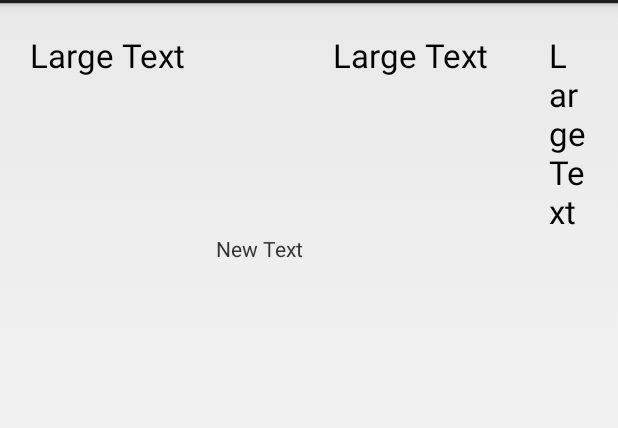
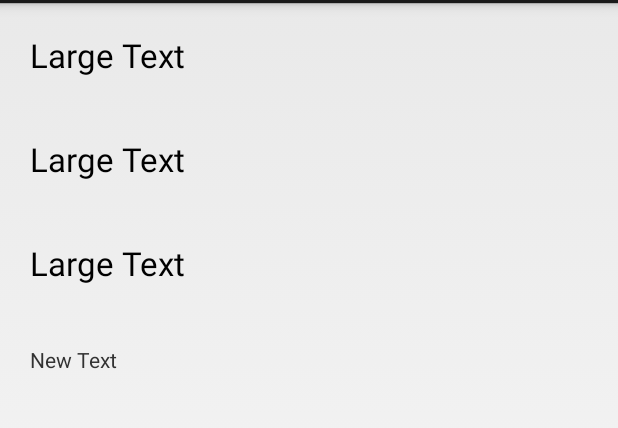
Before and after one commit to mitchtz/3308MoodleCalender, an Android app: the layout event_item.xml on its own in the app's theme, with its tools: preview values and no code run, on a phone screen of 412 x 824 dp, the part 69-497 px from its top. Run offline under Robolectric (Android 15) with nearby library versions, the phone set to English and light mode, and no system bars.

Commit message:
Changed list view to work in both vertical and horizontal mode

```diff
--- a/app/src/main/res/layout/event_item.xml
+++ b/app/src/main/res/layout/event_item.xml
@@ -1,11 +1,12 @@
 <?xml version="1.0" encoding="utf-8"?>
 <LinearLayout xmlns:android="http://schemas.android.com/apk/res/android"
-    android:layout_width="match_parent" android:layout_height="wrap_content"
-    android:orientation="horizontal"
-    android:id="@+id/event_item">
+    android:layout_width="match_parent"
+    android:layout_height="wrap_content"
+    android:id="@+id/event_item"
+    android:orientation="vertical">
 
     <TextView
-        android:layout_width="wrap_content"
+        android:layout_width="match_parent"
         android:layout_height="wrap_content"
         android:textAppearance="?android:attr/textAppearanceLarge"
         android:text="Large Text"
@@ -13,14 +14,7 @@
         android:layout_margin="@dimen/event_title_spacing" />
 
     <TextView
-        android:layout_width="wrap_content"
-        android:layout_height="wrap_content"
-        android:text="New Text"
-        android:id="@+id/eventDescript"
-        android:layout_gravity="bottom" />
-
-    <TextView
-        android:layout_width="wrap_content"
+        android:layout_width="match_parent"
         android:layout_height="wrap_content"
         android:textAppearance="?android:attr/textAppearanceLarge"
         android:text="Large Text"
@@ -35,4 +29,12 @@
         android:id="@+id/eventDate"
         android:layout_margin="@dimen/event_title_spacing" />
 
+    <TextView
+        android:layout_width="match_parent"
+        android:layout_height="wrap_content"
+        android:text="New Text"
+        android:id="@+id/eventDescript"
+        android:layout_margin="@dimen/event_title_spacing" />
+        <!--android:layout_gravity="bottom"/>-->
+
 </LinearLayout>
```
